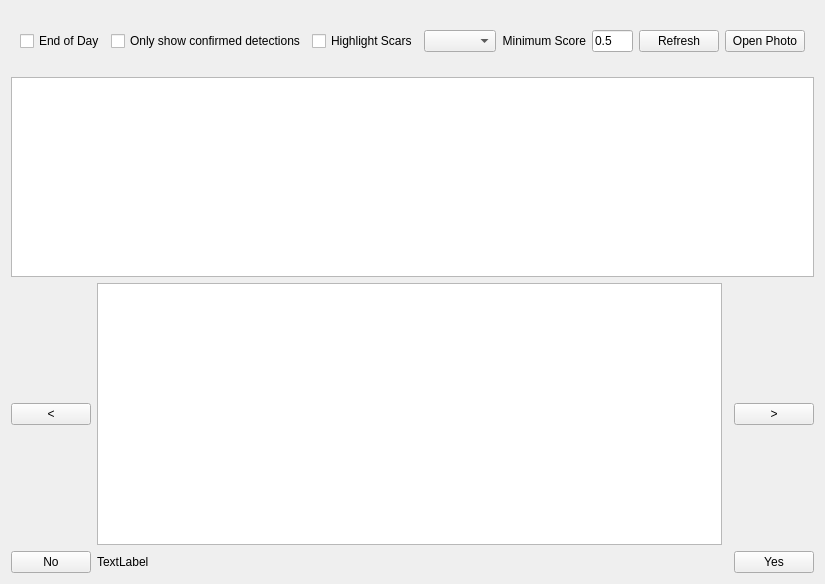
First picture: the form in src/resources/cots_display.ui, repository open-AIMS/reefscan_desktop_data_manager, before the edit.
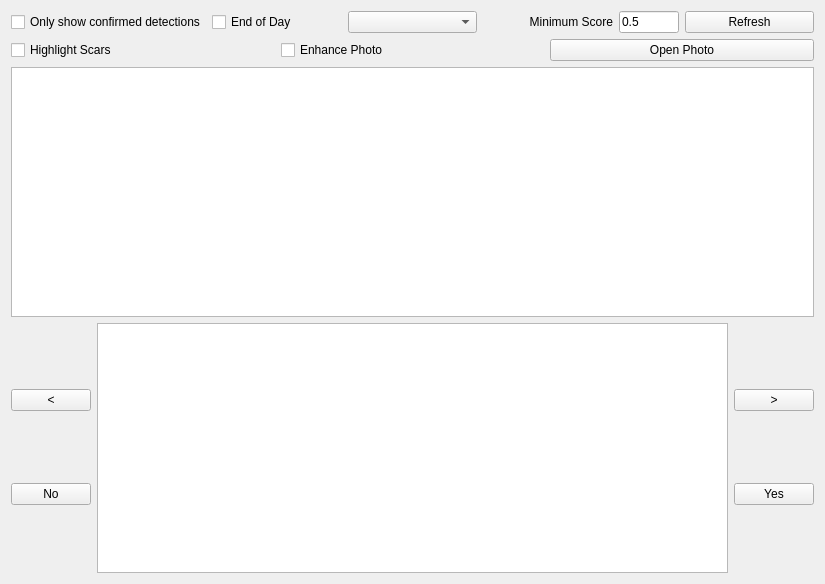
Second picture: the form after the edit. Custom widgets are drawn as their Qt base class.

Commit message: enhance on demand

```diff
--- a/src/resources/cots_display.ui
+++ b/src/resources/cots_display.ui
@@ -13,30 +13,28 @@
   <property name="windowTitle">
    <string>Form</string>
   </property>
-  <layout class="QGridLayout" name="gridLayout" rowstretch="0,0,1,2,0">
+  <layout class="QGridLayout" name="gridLayout" rowstretch="0,0,0,0,0">
    <item row="1" column="1" colspan="4">
     <widget class="QWidget" name="widget" native="true">
      <property name="minimumSize">
       <size>
        <width>0</width>
-       <height>60</height>
+       <height>0</height>
       </size>
      </property>
      <layout class="QGridLayout" name="gridLayout_2">
-      <item row="0" column="7">
-       <widget class="QPushButton" name="openPhotoButton">
-        <property name="text">
-         <string>Open Photo</string>
-        </property>
-       </widget>
-      </item>
-      <item row="0" column="6">
-       <widget class="QPushButton" name="refreshButton">
-        <property name="text">
-         <string>Refresh</string>
-        </property>
-       </widget>
-      </item>
+      <property name="leftMargin">
+       <number>0</number>
+      </property>
+      <property name="topMargin">
+       <number>0</number>
+      </property>
+      <property name="rightMargin">
+       <number>0</number>
+      </property>
+      <property name="bottomMargin">
+       <number>0</number>
+      </property>
       <item row="0" column="2">
        <widget class="QCheckBox" name="highlight_scars_check_box">
         <property name="text">
@@ -44,14 +42,192 @@
         </property>
        </widget>
       </item>
-      <item row="0" column="0">
+      <item row="0" column="7">
+       <widget class="QPushButton" name="openPhotoButton">
+        <property name="text">
+         <string>Open Photo</string>
+        </property>
+       </widget>
+      </item>
+      <item row="0" column="4">
+       <widget class="QCheckBox" name="enhance_check_box">
+        <property name="text">
+         <string>Enhance Photo</string>
+        </property>
+       </widget>
+      </item>
+     </layout>
+    </widget>
+   </item>
+   <item row="3" column="2" colspan="2">
+    <widget class="PhotoViewer" name="graphicsView">
+     <property name="sizePolicy">
+      <sizepolicy hsizetype="Expanding" vsizetype="Expanding">
+       <horstretch>0</horstretch>
+       <verstretch>0</verstretch>
+      </sizepolicy>
+     </property>
+    </widget>
+   </item>
+   <item row="2" column="1" colspan="4">
+    <widget class="QTableView" name="tableView">
+     <property name="sizePolicy">
+      <sizepolicy hsizetype="Expanding" vsizetype="Expanding">
+       <horstretch>0</horstretch>
+       <verstretch>0</verstretch>
+      </sizepolicy>
+     </property>
+     <property name="minimumSize">
+      <size>
+       <width>0</width>
+       <height>200</height>
+      </size>
+     </property>
+     <property name="maximumSize">
+      <size>
+       <width>16777215</width>
+       <height>16777215</height>
+      </size>
+     </property>
+    </widget>
+   </item>
+   <item row="3" column="1">
+    <widget class="QWidget" name="widget_2" native="true">
+     <property name="sizePolicy">
+      <sizepolicy hsizetype="Maximum" vsizetype="Preferred">
+       <horstretch>0</horstretch>
+       <verstretch>0</verstretch>
+      </sizepolicy>
+     </property>
+     <layout class="QVBoxLayout" name="verticalLayout">
+      <property name="leftMargin">
+       <number>0</number>
+      </property>
+      <property name="topMargin">
+       <number>0</number>
+      </property>
+      <property name="rightMargin">
+       <number>0</number>
+      </property>
+      <property name="bottomMargin">
+       <number>0</number>
+      </property>
+      <item>
+       <widget class="QPushButton" name="button_previous">
+        <property name="sizePolicy">
+         <sizepolicy hsizetype="Maximum" vsizetype="Fixed">
+          <horstretch>0</horstretch>
+          <verstretch>0</verstretch>
+         </sizepolicy>
+        </property>
+        <property name="text">
+         <string>&lt;</string>
+        </property>
+       </widget>
+      </item>
+      <item>
+       <widget class="QPushButton" name="button_no">
+        <property name="sizePolicy">
+         <sizepolicy hsizetype="Maximum" vsizetype="Fixed">
+          <horstretch>0</horstretch>
+          <verstretch>0</verstretch>
+         </sizepolicy>
+        </property>
+        <property name="text">
+         <string>No</string>
+        </property>
+       </widget>
+      </item>
+     </layout>
+    </widget>
+   </item>
+   <item row="3" column="4">
+    <widget class="QWidget" name="widget_3" native="true">
+     <property name="sizePolicy">
+      <sizepolicy hsizetype="Maximum" vsizetype="Preferred">
+       <horstretch>0</horstretch>
+       <verstretch>0</verstretch>
+      </sizepolicy>
+     </property>
+     <layout class="QVBoxLayout" name="verticalLayout_2">
+      <property name="leftMargin">
+       <number>0</number>
+      </property>
+      <property name="topMargin">
+       <number>0</number>
+      </property>
+      <property name="rightMargin">
+       <number>0</number>
+      </property>
+      <property name="bottomMargin">
+       <number>0</number>
+      </property>
+      <item>
+       <widget class="QPushButton" name="button_next">
+        <property name="sizePolicy">
+         <sizepolicy hsizetype="Maximum" vsizetype="Fixed">
+          <horstretch>0</horstretch>
+          <verstretch>0</verstretch>
+         </sizepolicy>
+        </property>
+        <property name="text">
+         <string>&gt;</string>
+        </property>
+       </widget>
+      </item>
+      <item>
+       <widget class="QPushButton" name="button_yes">
+        <property name="sizePolicy">
+         <sizepolicy hsizetype="Maximum" vsizetype="Fixed">
+          <horstretch>0</horstretch>
+          <verstretch>0</verstretch>
+         </sizepolicy>
+        </property>
+        <property name="text">
+         <string>Yes</string>
+        </property>
+       </widget>
+      </item>
+     </layout>
+    </widget>
+   </item>
+   <item row="0" column="1" colspan="4">
+    <widget class="QWidget" name="widget_4" native="true">
+     <layout class="QHBoxLayout" name="horizontalLayout">
+      <property name="leftMargin">
+       <number>0</number>
+      </property>
+      <property name="topMargin">
+       <number>0</number>
+      </property>
+      <property name="rightMargin">
+       <number>0</number>
+      </property>
+      <property name="bottomMargin">
+       <number>0</number>
+      </property>
+      <item>
+       <widget class="QCheckBox" name="confirmed_check_box">
+        <property name="text">
+         <string>Only show confirmed detections</string>
+        </property>
+       </widget>
+      </item>
+      <item>
        <widget class="QCheckBox" name="eod_check_box">
         <property name="text">
          <string>End of Day</string>
         </property>
        </widget>
       </item>
-      <item row="0" column="4">
+      <item>
+       <widget class="QComboBox" name="filter_by_class_combo_box">
+        <property name="currentIndex">
+         <number>-1</number>
+        </property>
+       </widget>
+      </item>
+      <item>
        <widget class="QLabel" name="label">
         <property name="text">
          <string>Minimum Score</string>
@@ -61,7 +237,7 @@
         </property>
        </widget>
       </item>
-      <item row="0" column="5">
+      <item>
        <widget class="QLineEdit" name="minimumScoreTextBox">
         <property name="maximumSize">
          <size>
@@ -74,102 +250,16 @@
         </property>
        </widget>
       </item>
-      <item row="0" column="1">
-       <widget class="QCheckBox" name="confirmed_check_box">
+      <item>
+       <widget class="QPushButton" name="refreshButton">
         <property name="text">
-         <string>Only show confirmed detections</string>
-        </property>
-       </widget>
-      </item>
-      <item row="0" column="3">
-       <widget class="QComboBox" name="filter_by_class_combo_box">
-        <property name="currentIndex">
-         <number>-1</number>
+         <string>Refresh</string>
         </property>
        </widget>
       </item>
      </layout>
     </widget>
    </item>
-   <item row="3" column="4">
-    <widget class="QPushButton" name="button_next">
-     <property name="sizePolicy">
-      <sizepolicy hsizetype="Maximum" vsizetype="Fixed">
-       <horstretch>0</horstretch>
-       <verstretch>0</verstretch>
-      </sizepolicy>
-     </property>
-     <property name="text">
-      <string>&gt;</string>
-     </property>
-    </widget>
-   </item>
-   <item row="3" column="1">
-    <widget class="QPushButton" name="button_previous">
-     <property name="sizePolicy">
-      <sizepolicy hsizetype="Maximum" vsizetype="Fixed">
-       <horstretch>0</horstretch>
-       <verstretch>0</verstretch>
-      </sizepolicy>
-     </property>
-     <property name="text">
-      <string>&lt;</string>
-     </property>
-    </widget>
-   </item>
-   <item row="4" column="1">
-    <widget class="QPushButton" name="button_no">
-     <property name="text">
-      <string>No</string>
-     </property>
-    </widget>
-   </item>
-   <item row="4" column="4">
-    <widget class="QPushButton" name="button_yes">
-     <property name="text">
-      <string>Yes</string>
-     </property>
-    </widget>
-   </item>
-   <item row="2" column="1" colspan="4">
-    <widget class="QTableView" name="tableView">
-     <property name="sizePolicy">
-      <sizepolicy hsizetype="Expanding" vsizetype="Expanding">
-       <horstretch>0</horstretch>
-       <verstretch>0</verstretch>
-      </sizepolicy>
-     </property>
-     <property name="minimumSize">
-      <size>
-       <width>0</width>
-       <height>200</height>
-      </size>
-     </property>
-     <property name="maximumSize">
-      <size>
-       <width>16777215</width>
-       <height>16777215</height>
-      </size>
-     </property>
-    </widget>
-   </item>
-   <item row="3" column="2">
-    <widget class="PhotoViewer" name="graphicsView">
-     <property name="sizePolicy">
-      <sizepolicy hsizetype="Expanding" vsizetype="Expanding">
-       <horstretch>0</horstretch>
-       <verstretch>0</verstretch>
-      </sizepolicy>
-     </property>
-    </widget>
-   </item>
-   <item row="4" column="2">
-    <widget class="QLabel" name="label_file_name">
-     <property name="text">
-      <string>TextLabel</string>
-     </property>
-    </widget>
-   </item>
   </layout>
  </widget>
  <customwidgets>
```
The commit also changes 1 other file.
